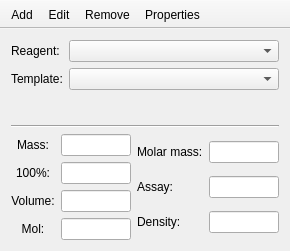
Above: mainwindow.ui from FrankMamuda/fumingcube before the change. Below: the same form after it.
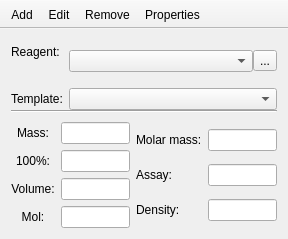
That is the form after the change. Icons and pictures are not drawn. Custom widgets are drawn as their Qt base class.

Patch:
```diff
--- a/mainwindow.ui
+++ b/mainwindow.ui
@@ -6,8 +6,8 @@
    <rect>
     <x>0</x>
     <y>0</y>
-    <width>290</width>
-    <height>251</height>
+    <width>288</width>
+    <height>239</height>
    </rect>
   </property>
   <property name="windowTitle">
@@ -15,6 +15,9 @@
   </property>
   <widget class="QWidget" name="centralWidget">
    <layout class="QVBoxLayout" name="verticalLayout_2">
+    <property name="spacing">
+     <number>0</number>
+    </property>
     <item>
      <layout class="QFormLayout" name="formLayout">
       <item row="0" column="0">
@@ -25,7 +28,66 @@
        </widget>
       </item>
       <item row="0" column="1">
-       <widget class="QComboBox" name="reagentCombo"/>
+       <widget class="QStackedWidget" name="stackedWidget">
+        <property name="currentIndex">
+         <number>0</number>
+        </property>
+        <widget class="QWidget" name="pageCombo">
+         <layout class="QHBoxLayout" name="horizontalLayout">
+          <property name="spacing">
+           <number>0</number>
+          </property>
+          <property name="leftMargin">
+           <number>0</number>
+          </property>
+          <property name="topMargin">
+           <number>0</number>
+          </property>
+          <property name="rightMargin">
+           <number>0</number>
+          </property>
+          <property name="bottomMargin">
+           <number>0</number>
+          </property>
+          <item>
+           <widget class="QComboBox" name="reagentCombo"/>
+          </item>
+          <item>
+           <widget class="QToolButton" name="findButton">
+            <property name="text">
+             <string>...</string>
+            </property>
+            <property name="icon">
+             <iconset resource="resources.qrc">
+              <normaloff>:/icons/find</normaloff>:/icons/find</iconset>
+            </property>
+           </widget>
+          </item>
+         </layout>
+        </widget>
+        <widget class="QWidget" name="pageFind">
+         <layout class="QVBoxLayout" name="verticalLayout">
+          <property name="spacing">
+           <number>0</number>
+          </property>
+          <property name="leftMargin">
+           <number>0</number>
+          </property>
+          <property name="topMargin">
+           <number>0</number>
+          </property>
+          <property name="rightMargin">
+           <number>0</number>
+          </property>
+          <property name="bottomMargin">
+           <number>0</number>
+          </property>
+          <item>
+           <widget class="QLineEdit" name="findEdit"/>
+          </item>
+         </layout>
+        </widget>
+       </widget>
       </item>
       <item row="1" column="0">
        <widget class="QLabel" name="templateLabel">
@@ -47,7 +109,10 @@
      </widget>
     </item>
     <item>
-     <layout class="QHBoxLayout" name="horizontalLayout_2">
+     <layout class="QHBoxLayout" name="valueLayout">
+      <property name="topMargin">
+       <number>9</number>
+      </property>
       <item>
        <layout class="QGridLayout" name="gridLayout_2">
         <item row="0" column="0">
```
